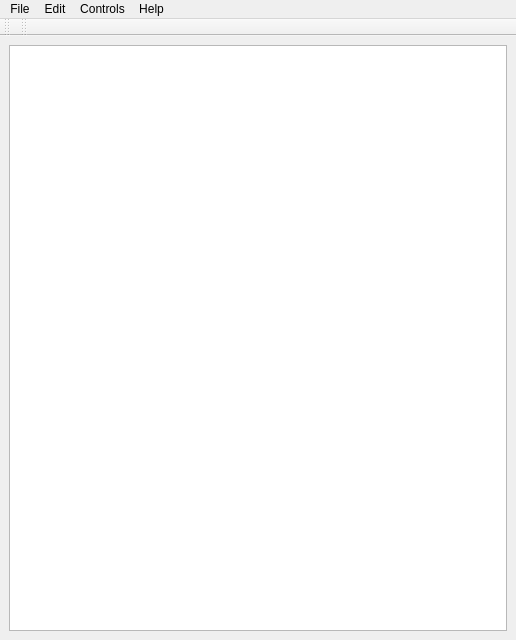
This is ui/robotqt.ui in simmiyoung/robotqt as Qt 5 draws it before an edit. The edited form follows.
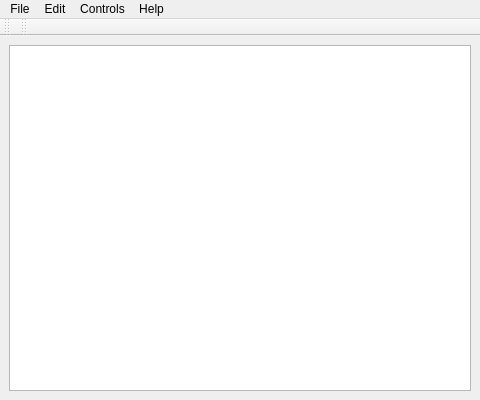
This is the edited form. Icons and pictures are not drawn.

Commit message: adding icon to the mainwindow

Diff of the .ui file:
```diff
--- a/ui/robotqt.ui
+++ b/ui/robotqt.ui
@@ -6,14 +6,14 @@
    <rect>
     <x>0</x>
     <y>0</y>
-    <width>516</width>
-    <height>469</height>
+    <width>480</width>
+    <height>400</height>
    </rect>
   </property>
   <property name="minimumSize">
    <size>
     <width>480</width>
-    <height>640</height>
+    <height>400</height>
    </size>
   </property>
   <property name="windowTitle">
@@ -31,7 +31,7 @@
     <rect>
      <x>0</x>
      <y>0</y>
-     <width>516</width>
+     <width>480</width>
      <height>22</height>
     </rect>
    </property>
```
Left out of the diff: 4 changed lines with no effect on the pictures.
